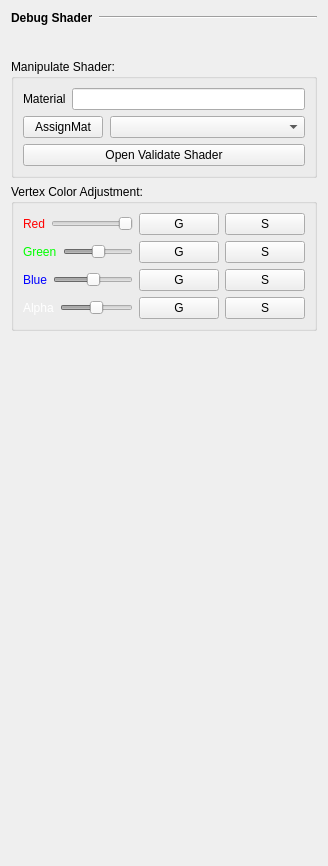
The window that Maya_Tools/Developer/Main/MODULE/ShaderTools/UI/ShaderTools.ui (code-google-com/mayatools) describes before a commit, drawn with Qt 5.
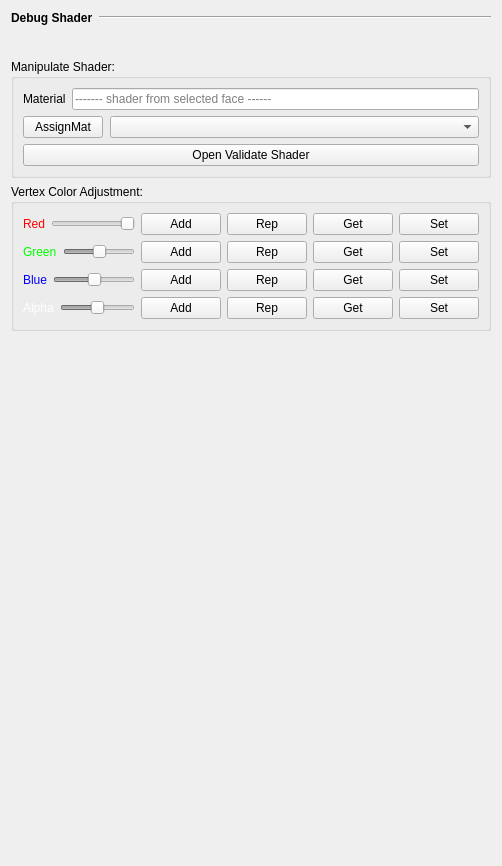
The same window after the commit. Icons and pictures are not drawn.

Diff of the .ui file:
```diff
--- a/Maya_Tools/Developer/Main/MODULE/ShaderTools/UI/ShaderTools.ui
+++ b/Maya_Tools/Developer/Main/MODULE/ShaderTools/UI/ShaderTools.ui
@@ -6,7 +6,7 @@
    <rect>
     <x>0</x>
     <y>0</y>
-    <width>328</width>
+    <width>502</width>
     <height>866</height>
    </rect>
   </property>
@@ -190,7 +190,23 @@
          </widget>
         </item>
         <item>
-         <widget class="QLineEdit" name="edtMaterials"/>
+         <widget class="QLineEdit" name="edtMaterials">
+          <property name="inputMask">
+           <string/>
+          </property>
+          <property name="text">
+           <string notr="true"/>
+          </property>
+          <property name="maxLength">
+           <number>32767</number>
+          </property>
+          <property name="readOnly">
+           <bool>true</bool>
+          </property>
+          <property name="placeholderText">
+           <string>------- shader from selected face ------</string>
+          </property>
+         </widget>
         </item>
        </layout>
       </item>
@@ -273,6 +289,20 @@
           </property>
          </widget>
         </item>
+        <item>
+         <widget class="QPushButton" name="pushButton">
+          <property name="text">
+           <string>Add</string>
+          </property>
+         </widget>
+        </item>
+        <item>
+         <widget class="QPushButton" name="pushButton_3">
+          <property name="text">
+           <string>Rep</string>
+          </property>
+         </widget>
+        </item>
         <item>
          <widget class="QPushButton" name="btnGetRed">
           <property name="sizePolicy">
@@ -282,7 +312,7 @@
            </sizepolicy>
           </property>
           <property name="text">
-           <string>G</string>
+           <string>Get</string>
           </property>
          </widget>
         </item>
@@ -295,7 +325,7 @@
            </sizepolicy>
           </property>
           <property name="text">
-           <string>S</string>
+           <string>Set</string>
           </property>
          </widget>
         </item>
@@ -332,6 +362,20 @@
           </property>
          </widget>
         </item>
+        <item>
+         <widget class="QPushButton" name="pushButton_4">
+          <property name="text">
+           <string>Add</string>
+          </property>
+         </widget>
+        </item>
+        <item>
+         <widget class="QPushButton" name="pushButton_5">
+          <property name="text">
+           <string>Rep</string>
+          </property>
+         </widget>
+        </item>
         <item>
          <widget class="QPushButton" name="btnGetGreen">
           <property name="sizePolicy">
@@ -341,7 +385,7 @@
            </sizepolicy>
           </property>
           <property name="text">
-           <string>G</string>
+           <string>Get</string>
           </property>
          </widget>
         </item>
@@ -354,7 +398,7 @@
            </sizepolicy>
           </property>
           <property name="text">
-           <string>S</string>
+           <string>Set</string>
           </property>
          </widget>
         </item>
@@ -391,6 +435,20 @@
           </property>
          </widget>
         </item>
+        <item>
+         <widget class="QPushButton" name="pushButton_7">
+          <property name="text">
+           <string>Add</string>
+          </property>
+         </widget>
+        </item>
+        <item>
+         <widget class="QPushButton" name="pushButton_8">
+          <property name="text">
+           <string>Rep</string>
+          </property>
+         </widget>
+        </item>
         <item>
          <widget class="QPushButton" name="btnGetBlue">
           <property name="sizePolicy">
@@ -400,7 +458,7 @@
            </sizepolicy>
           </property>
           <property name="text">
-           <string>G</string>
+           <string>Get</string>
           </property>
          </widget>
         </item>
@@ -413,7 +471,7 @@
            </sizepolicy>
           </property>
           <property name="text">
-           <string>S</string>
+           <string>Set</string>
           </property>
          </widget>
         </item>
@@ -459,6 +517,20 @@
           </property>
          </widget>
         </item>
+        <item>
+         <widget class="QPushButton" name="pushButton_9">
+          <property name="text">
+           <string>Add</string>
+          </property>
+         </widget>
+        </item>
+        <item>
+         <widget class="QPushButton" name="pushButton_10">
+          <property name="text">
+           <string>Rep</string>
+          </property>
+         </widget>
+        </item>
         <item>
          <widget class="QPushButton" name="btnGetAlpha">
           <property name="sizePolicy">
@@ -468,7 +540,7 @@
            </sizepolicy>
           </property>
           <property name="text">
-           <string>G</string>
+           <string>Get</string>
           </property>
          </widget>
         </item>
@@ -481,7 +553,7 @@
            </sizepolicy>
           </property>
           <property name="text">
-           <string>S</string>
+           <string>Set</string>
           </property>
          </widget>
         </item>
```
Left out of the diff: 10 changed lines with no effect on the pictures.
